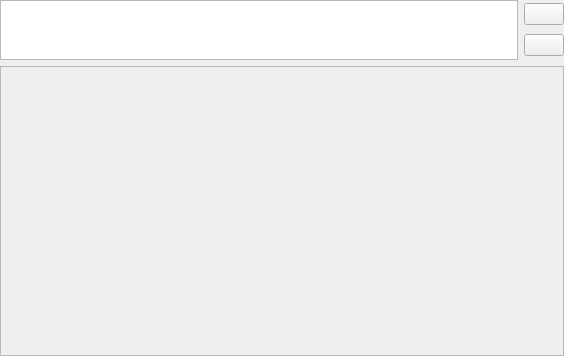
Before: the Qt Designer form SlicerPIRADS/Resources/UI/FindingsWidget.ui in QIICR/SlicerPIRADS, drawn with Qt 5.
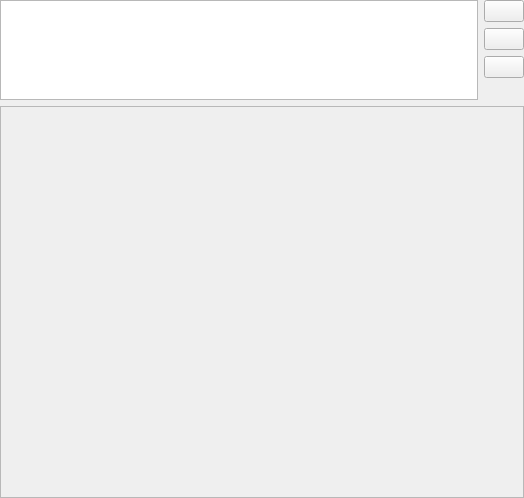
After: the same form once the commit is applied. Icons and pictures are not drawn.

Commit message:
ENH: reorganized UI
* took annotations buttons out of series type list and having some main
  annotation buttons
* series number + series type displayed

```diff
--- a/SlicerPIRADS/Resources/UI/FindingsWidget.ui
+++ b/SlicerPIRADS/Resources/UI/FindingsWidget.ui
@@ -6,12 +6,12 @@
    <rect>
     <x>0</x>
     <y>0</y>
-    <width>564</width>
-    <height>356</height>
+    <width>524</width>
+    <height>498</height>
    </rect>
   </property>
   <property name="sizePolicy">
-   <sizepolicy hsizetype="Expanding" vsizetype="Expanding">
+   <sizepolicy hsizetype="Expanding" vsizetype="Maximum">
     <horstretch>0</horstretch>
     <verstretch>0</verstretch>
    </sizepolicy>
@@ -25,7 +25,7 @@
   <property name="styleSheet">
    <string notr="true"/>
   </property>
-  <layout class="QGridLayout" name="gridLayout_2">
+  <layout class="QVBoxLayout" name="verticalLayout_3">
    <property name="leftMargin">
     <number>0</number>
    </property>
@@ -38,47 +38,13 @@
    <property name="bottomMargin">
     <number>0</number>
    </property>
-   <item row="0" column="0">
+   <item>
     <layout class="QGridLayout" name="gridLayout">
-     <item row="0" column="0">
-      <widget class="QListView" name="findingsListView">
-       <property name="sizePolicy">
-        <sizepolicy hsizetype="Minimum" vsizetype="Maximum">
-         <horstretch>0</horstretch>
-         <verstretch>1</verstretch>
-        </sizepolicy>
-       </property>
-       <property name="maximumSize">
-        <size>
-         <width>16777215</width>
-         <height>60</height>
-        </size>
-       </property>
-       <property name="contextMenuPolicy">
-        <enum>Qt::CustomContextMenu</enum>
-       </property>
-       <property name="frameShape">
-        <enum>QFrame::StyledPanel</enum>
-       </property>
-       <property name="frameShadow">
-        <enum>QFrame::Sunken</enum>
-       </property>
-       <property name="lineWidth">
-        <number>1</number>
-       </property>
-       <property name="editTriggers">
-        <set>QAbstractItemView::NoEditTriggers</set>
-       </property>
-       <property name="showDropIndicator" stdset="0">
-        <bool>false</bool>
-       </property>
-       <property name="selectionBehavior">
-        <enum>QAbstractItemView::SelectItems</enum>
-       </property>
-      </widget>
-     </item>
+     <property name="horizontalSpacing">
+      <number>-1</number>
+     </property>
      <item row="0" column="1">
-      <layout class="QVBoxLayout" name="verticalLayout_3">
+      <layout class="QVBoxLayout" name="verticalLayout_2">
        <item>
         <widget class="QPushButton" name="addFindingsButton">
          <property name="enabled">
@@ -128,8 +94,80 @@
          </property>
         </widget>
        </item>
+       <item>
+        <widget class="QPushButton" name="prostateMapButton">
+         <property name="sizePolicy">
+          <sizepolicy hsizetype="Maximum" vsizetype="Maximum">
+           <horstretch>0</horstretch>
+           <verstretch>0</verstretch>
+          </sizepolicy>
+         </property>
+         <property name="text">
+          <string/>
+         </property>
+        </widget>
+       </item>
+       <item>
+        <spacer name="verticalSpacer">
+         <property name="orientation">
+          <enum>Qt::Vertical</enum>
+         </property>
+         <property name="sizeType">
+          <enum>QSizePolicy::Maximum</enum>
+         </property>
+         <property name="sizeHint" stdset="0">
+          <size>
+           <width>20</width>
+           <height>40</height>
+          </size>
+         </property>
+        </spacer>
+       </item>
       </layout>
      </item>
+     <item row="0" column="0">
+      <widget class="QListView" name="findingsListView">
+       <property name="sizePolicy">
+        <sizepolicy hsizetype="Minimum" vsizetype="Minimum">
+         <horstretch>0</horstretch>
+         <verstretch>1</verstretch>
+        </sizepolicy>
+       </property>
+       <property name="minimumSize">
+        <size>
+         <width>0</width>
+         <height>0</height>
+        </size>
+       </property>
+       <property name="maximumSize">
+        <size>
+         <width>16777215</width>
+         <height>100</height>
+        </size>
+       </property>
+       <property name="contextMenuPolicy">
+        <enum>Qt::CustomContextMenu</enum>
+       </property>
+       <property name="frameShape">
+        <enum>QFrame::StyledPanel</enum>
+       </property>
+       <property name="frameShadow">
+        <enum>QFrame::Sunken</enum>
+       </property>
+       <property name="lineWidth">
+        <number>1</number>
+       </property>
+       <property name="editTriggers">
+        <set>QAbstractItemView::NoEditTriggers</set>
+       </property>
+       <property name="showDropIndicator" stdset="0">
+        <bool>false</bool>
+       </property>
+       <property name="selectionBehavior">
+        <enum>QAbstractItemView::SelectItems</enum>
+       </property>
+      </widget>
+     </item>
      <item row="1" column="0" colspan="2">
       <widget class="QFrame" name="findingInformationFrame">
        <property name="sizePolicy">
@@ -144,6 +182,36 @@
        <property name="frameShadow">
         <enum>QFrame::Raised</enum>
        </property>
+       <property name="lineWidth">
+        <number>0</number>
+       </property>
+       <layout class="QVBoxLayout" name="verticalLayout_5">
+        <property name="spacing">
+         <number>0</number>
+        </property>
+        <property name="leftMargin">
+         <number>0</number>
+        </property>
+        <property name="topMargin">
+         <number>0</number>
+        </property>
+        <property name="rightMargin">
+         <number>0</number>
+        </property>
+        <property name="bottomMargin">
+         <number>0</number>
+        </property>
+        <item>
+         <layout class="QVBoxLayout" name="verticalLayout_4">
+          <property name="spacing">
+           <number>-1</number>
+          </property>
+          <property name="sizeConstraint">
+           <enum>QLayout::SetNoConstraint</enum>
+          </property>
+         </layout>
+        </item>
+       </layout>
       </widget>
      </item>
     </layout>
```
Left out of the diff: 2 changed lines with no effect on the pictures. The commit also changes 5 other files.
